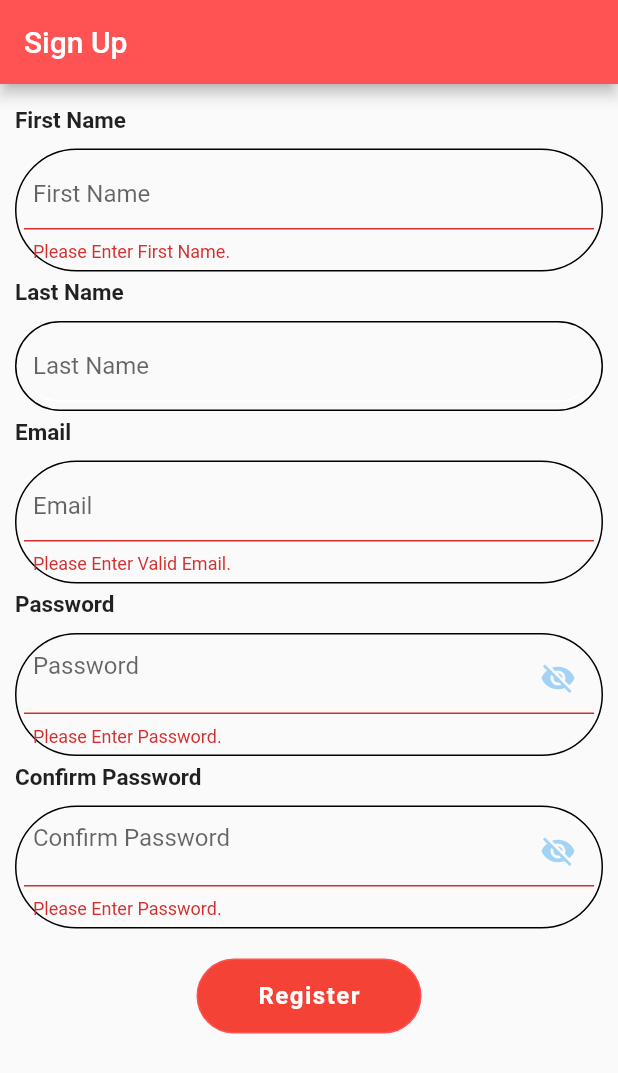
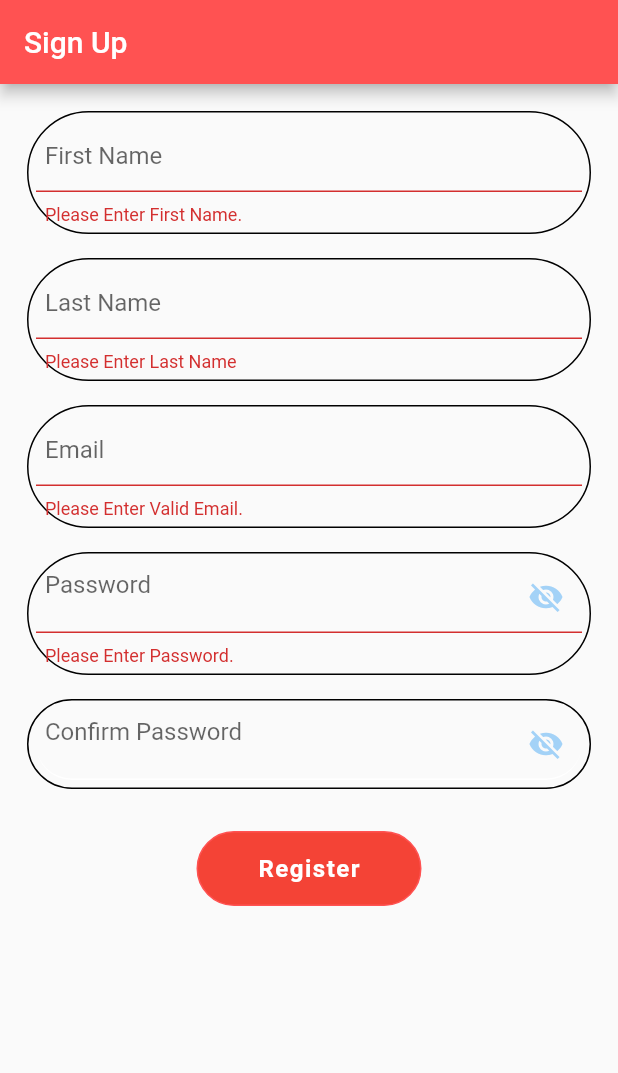
Before and after one commit to Ewiglife-Cloud-Technologies/e-com-app-version-1.0, a Flutter app: the screen it shows after launch, after a tap on "Register", on a phone screen of 412 x 824 dp. Shown: the top 1073 px of the screen. Run offline on Flutter 3.47's test engine with Material 2 defaults, Android fonts, the phone set to English and light mode, and no system bars; our stand-ins replace dio; accounts and stored records are empty.

Commit message:
signup form updated

```diff
--- a/lib/Screens/Signup.dart
+++ b/lib/Screens/Signup.dart
@@ -55,7 +55,7 @@ class _SignupPageState extends State<SignupPage> {
           child: Column(
             crossAxisAlignment: CrossAxisAlignment.start,
             children: [
-              FormHelper.fieldLabel('First Name'),
+              // FormHelper.fieldLabel('First Name'),
               FormHelper.textInput(
                   context,
                   model.firstName,
@@ -67,16 +67,19 @@ class _SignupPageState extends State<SignupPage> {
                 }
                 return null;
               }, text: 'First Name'),
-              FormHelper.fieldLabel('Last Name'),
+              // FormHelper.fieldLabel('Last Name'),
               FormHelper.textInput(
                   context,
                   model.lastName,
                   (value) => {
                         this.model.lastName = value,
                       }, onValidate: (value) {
+                if (value.toString().isEmpty) {
+                  return "Please Enter Last Name";
+                }
                 return null;
               }, text: 'Last Name'),
-              FormHelper.fieldLabel('Email'),
+              // FormHelper.fieldLabel('Email'),
               FormHelper.textInput(
                 context,
                 model.email,
@@ -94,7 +97,7 @@ class _SignupPageState extends State<SignupPage> {
                 },
                 text: 'Email',
               ),
-              FormHelper.fieldLabel('Password'),
+              // FormHelper.fieldLabel('Password'),
               FormHelper.textInput(
                 context,
                 model.password,
@@ -120,7 +123,7 @@ class _SignupPageState extends State<SignupPage> {
                       });
                     }),
               ),
-              FormHelper.fieldLabel('Confirm Password'),
+              // FormHelper.fieldLabel('Confirm Password'),
               FormHelper.textInput(
                 context,
                 model.passwordConfirmation,
@@ -128,8 +131,9 @@ class _SignupPageState extends State<SignupPage> {
                   this.model.passwordConfirmation = value,
                 },
                 onValidate: (value) {
-                  if (value.toString().isEmpty) {
-                    return 'Please Enter Password.';
+                  if (value.toString().isEmpty &&
+                      this.model.password != this.model.passwordConfirmation) {
+                    return 'Password Does Not Match';
                   }
                   return null;
                 },
--- a/lib/Utils/FormHelper.dart
+++ b/lib/Utils/FormHelper.dart
@@ -10,7 +10,9 @@ class FormHelper {
       Widget prefixIcon,
       Widget suffixIcon,
       String text}) {
-    return Container(
+    return Padding(
+      padding: const EdgeInsets.all(8.0),
+      child: Container(
         decoration: BoxDecoration(
           borderRadius: BorderRadius.circular(50),
           border: Border.all(color: Colors.black),
@@ -34,6 +36,7 @@ class FormHelper {
               validator: (value) {
                 return onValidate(value);
               }),
+        ),
       ),
     );
   }
```
Lines whose indentation alone changed are shown as unchanged.
